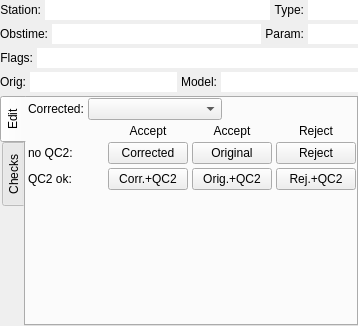
This is src/simplecorrections.ui in metno/kvhqc as Qt 5 draws it before an edit. The edited form follows.
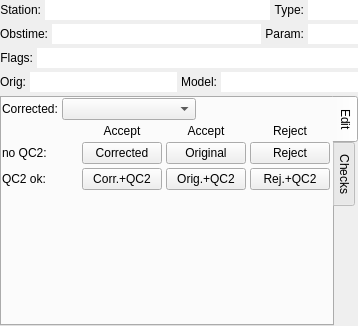
This is the edited form. Custom widgets are drawn as their Qt base class.

Commit message: work around ResizeToContents problem in ChecksTable

What changed in the file:
```diff
--- a/src/simplecorrections.ui
+++ b/src/simplecorrections.ui
@@ -395,7 +395,7 @@
       </sizepolicy>
      </property>
      <property name="tabPosition">
-      <enum>QTabWidget::West</enum>
+      <enum>QTabWidget::East</enum>
      </property>
      <property name="currentIndex">
       <number>0</number>
@@ -418,13 +418,13 @@
         <enum>QLayout::SetMinimumSize</enum>
        </property>
        <property name="leftMargin">
-        <number>2</number>
+        <number>0</number>
        </property>
        <property name="topMargin">
         <number>0</number>
        </property>
        <property name="rightMargin">
-        <number>0</number>
+        <number>2</number>
        </property>
        <property name="bottomMargin">
         <number>0</number>
```
The commit also changes 1 other file.
